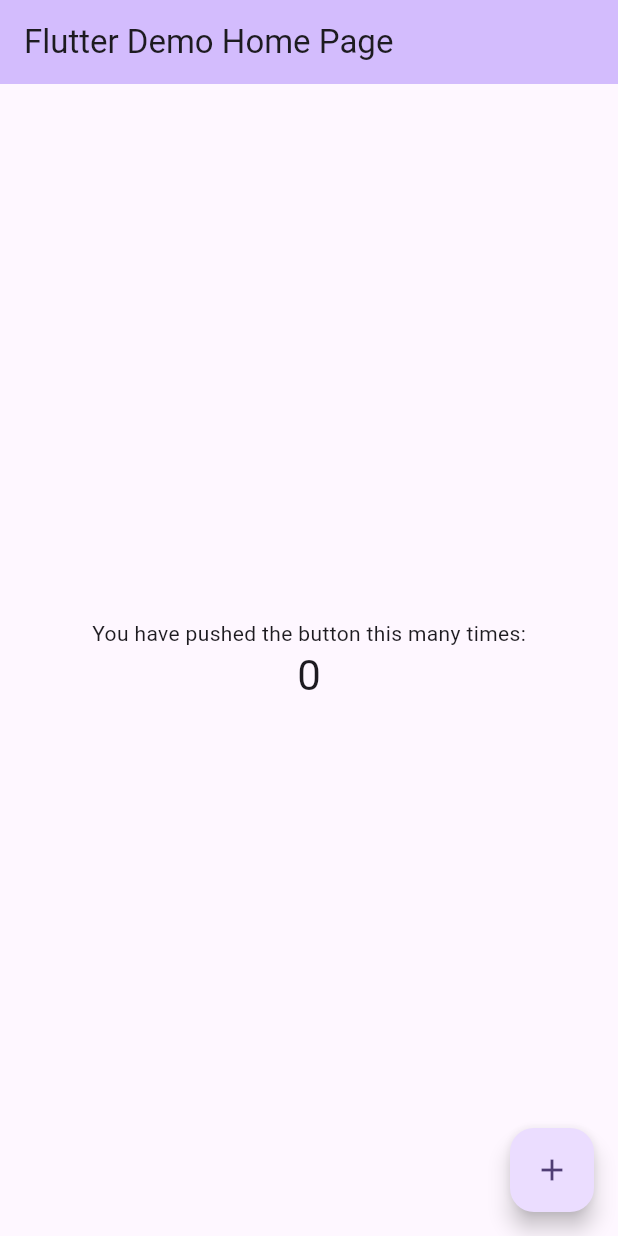
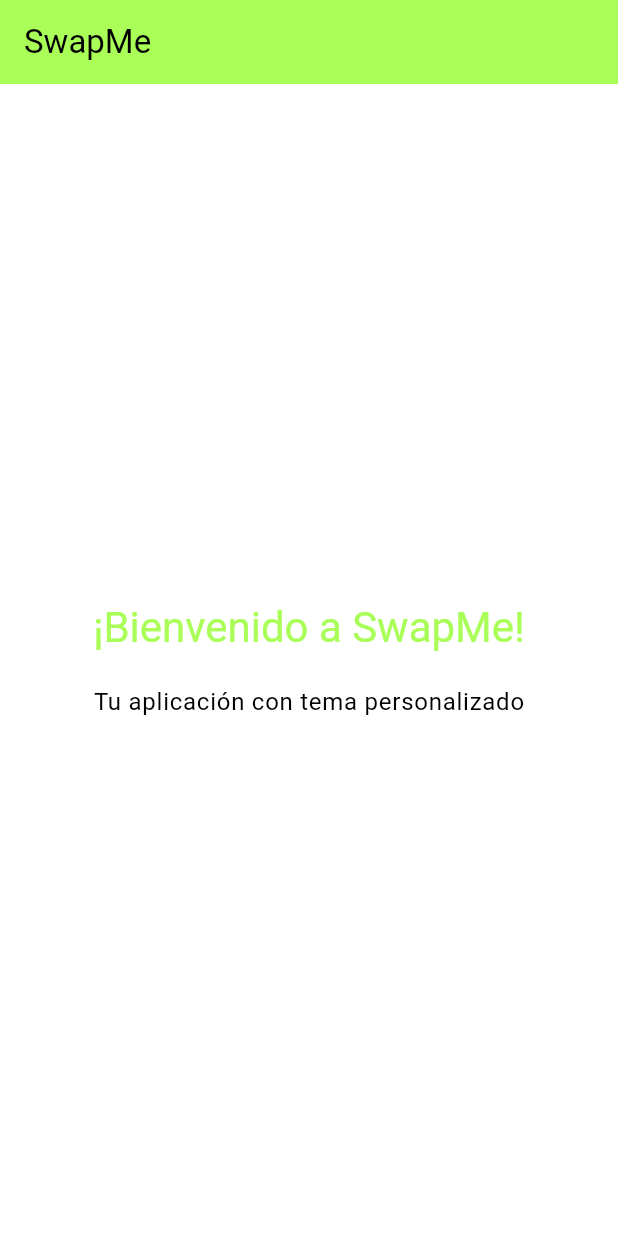
Before and after one commit to crycodex/swapme, a Flutter app: the screen it shows after launch, on a phone screen of 412 x 824 dp. Run offline on Flutter 3.47's test engine with Material 3 defaults, Android fonts, the phone set to English and light mode, and no system bars; our stand-ins replace flex_color_scheme.

Commit message:
Actualiza las dependencias de Flutter y agrega soporte para temas personalizados. Se incluye flex_color_scheme y flex_seed_scheme en pubspec.yaml y pubspec.lock. Se modifica main.dart para implementar un tema claro y oscuro utilizando AppTheme.

```diff
--- /dev/null
+++ b/lib/config/theme/theme_data.dart
@@ -0,0 +1,80 @@
+import 'package:flex_color_scheme/flex_color_scheme.dart';
+import 'package:flutter/cupertino.dart';
+import 'package:flutter/material.dart';
+/// The [AppTheme] defines light and dark themes for the app.
+///
+/// Theme setup for FlexColorScheme package v8.
+/// Use same major flex_color_scheme package version. If you use a
+/// lower minor version, some properties may not be supported.
+/// In that case, remove them after copying this theme to your
+/// app or upgrade the package to version 8.2.0.
+///
+/// Use it in a [MaterialApp] like this:
+///
+/// MaterialApp(
+///   theme: AppTheme.light,
+///   darkTheme: AppTheme.dark,
+/// );
+abstract final class AppTheme {
+  // The FlexColorScheme defined light mode ThemeData.
+  static ThemeData light = FlexThemeData.light(
+    // User defined custom colors made with FlexSchemeColor() API.
+    colors: const FlexSchemeColor(
+      primary: Color(0xFFA9FE58),
+      primaryContainer: Color(0xFFD0E4FF),
+      secondary: Color(0xFF6044FF),
+      secondaryContainer: Color(0xFF846FFF),
+      tertiary: Color(0xFFED9AFF),
+      tertiaryContainer: Color(0xFF95F0FF),
+      appBarColor: Color(0xFF846FFF),
+      error: Color(0xFFBA1A1A),
+      errorContainer: Color(0xFFFFDAD6),
+    ),
+    // Component theme configurations for light mode.
+    subThemesData: const FlexSubThemesData(
+      interactionEffects: true,
+      tintedDisabledControls: true,
+      useM2StyleDividerInM3: true,
+      inputDecoratorIsFilled: true,
+      inputDecoratorBorderType: FlexInputBorderType.outline,
+      alignedDropdown: true,
+      navigationRailUseIndicator: true,
+    ),
+    // Direct ThemeData properties.
+    visualDensity: FlexColorScheme.comfortablePlatformDensity,
+    cupertinoOverrideTheme: const CupertinoThemeData(applyThemeToAll: true),
+  );
+
+  // The FlexColorScheme defined dark mode ThemeData.
+  static ThemeData dark = FlexThemeData.dark(
+    // User defined custom colors made with FlexSchemeColor() API.
+    colors: const FlexSchemeColor(
+      primary: Color(0xFFA9FE58),
+      primaryContainer: Color(0xFF00325B),
+      primaryLightRef: Color(0xFF004881), // The color of light mode primary
+      secondary: Color(0xFF6044FF),
+      secondaryContainer: Color(0xFF846FFF),
+      secondaryLightRef: Color(0xFFAC3306), // The color of light mode secondary
+      tertiary: Color(0xFFED9AFF),
+      tertiaryContainer: Color(0xFF004E59),
+      tertiaryLightRef: Color(0xFF006875), // The color of light mode tertiary
+      appBarColor: Color(0xFF846FFF),
+      error: Color(0xFFFFB4AB),
+      errorContainer: Color(0xFF93000A),
+    ),
+    // Component theme configurations for dark mode.
+    subThemesData: const FlexSubThemesData(
+      interactionEffects: true,
+      tintedDisabledControls: true,
+      blendOnColors: true,
+      useM2StyleDividerInM3: true,
+      inputDecoratorIsFilled: true,
+      inputDecoratorBorderType: FlexInputBorderType.outline,
+      alignedDropdown: true,
+      navigationRailUseIndicator: true,
+    ),
+    // Direct ThemeData properties.
+    visualDensity: FlexColorScheme.comfortablePlatformDensity,
+    cupertinoOverrideTheme: const CupertinoThemeData(applyThemeToAll: true),
+  );
+}
--- a/lib/main.dart
+++ b/lib/main.dart
@@ -1,122 +1,57 @@
 import 'package:flutter/material.dart';
+// Importar la configuración de tema personalizada
+import 'config/theme/theme_data.dart';
 
 void main() {
   runApp(const MyApp());
 }
 
 class MyApp extends StatelessWidget {
-  const MyApp({super.key});
-
-  // This widget is the root of your application.
+  const MyApp({Key? key}) : super(key: key);
   @override
   Widget build(BuildContext context) {
     return MaterialApp(
-      title: 'Flutter Demo',
-      theme: ThemeData(
-        // This is the theme of your application.
-        //
-        // TRY THIS: Try running your application with "flutter run". You'll see
-        // the application has a purple toolbar. Then, without quitting the app,
-        // try changing the seedColor in the colorScheme below to Colors.green
-        // and then invoke "hot reload" (save your changes or press the "hot
-        // reload" button in a Flutter-supported IDE, or press "r" if you used
-        // the command line to start the app).
-        //
-        // Notice that the counter didn't reset back to zero; the application
-        // state is not lost during the reload. To reset the state, use hot
-        // restart instead.
-        //
-        // This works for code too, not just values: Most code changes can be
-        // tested with just a hot reload.
-        colorScheme: ColorScheme.fromSeed(seedColor: Colors.deepPurple),
-      ),
-      home: const MyHomePage(title: 'Flutter Demo Home Page'),
+      title: 'SwapMe',
+      // Usar el tema claro personalizado
+      theme: AppTheme.light,
+      // Usar el tema oscuro personalizado
+      darkTheme: AppTheme.dark,
+      // Usar tema oscuro o claro basado en la configuración del sistema
+      themeMode: ThemeMode.system,
+      home: const MyHomePage(),
     );
   }
 }
 
-class MyHomePage extends StatefulWidget {
-  const MyHomePage({super.key, required this.title});
-
-  // This widget is the home page of your application. It is stateful, meaning
-  // that it has a State object (defined below) that contains fields that affect
-  // how it looks.
-
-  // This class is the configuration for the state. It holds the values (in this
-  // case the title) provided by the parent (in this case the App widget) and
-  // used by the build method of the State. Fields in a Widget subclass are
-  // always marked "final".
-
-  final String title;
-
-  @override
-  State<MyHomePage> createState() => _MyHomePageState();
-}
-
-class _MyHomePageState extends State<MyHomePage> {
-  int _counter = 0;
-
-  void _incrementCounter() {
-    setState(() {
-      // This call to setState tells the Flutter framework that something has
-      // changed in this State, which causes it to rerun the build method below
-      // so that the display can reflect the updated values. If we changed
-      // _counter without calling setState(), then the build method would not be
-      // called again, and so nothing would appear to happen.
-      _counter++;
-    });
-  }
+class MyHomePage extends StatelessWidget {
+  const MyHomePage({Key? key}) : super(key: key);
 
   @override
   Widget build(BuildContext context) {
-    // This method is rerun every time setState is called, for instance as done
-    // by the _incrementCounter method above.
-    //
-    // The Flutter framework has been optimized to make rerunning build methods
-    // fast, so that you can just rebuild anything that needs updating rather
-    // than having to individually change instances of widgets.
     return Scaffold(
       appBar: AppBar(
-        // TRY THIS: Try changing the color here to a specific color (to
-        // Colors.amber, perhaps?) and trigger a hot reload to see the AppBar
-        // change color while the other colors stay the same.
-        backgroundColor: Theme.of(context).colorScheme.inversePrimary,
-        // Here we take the value from the MyHomePage object that was created by
-        // the App.build method, and use it to set our appbar title.
-        title: Text(widget.title),
+        title: const Text('SwapMe'),
+        backgroundColor: Theme.of(context).colorScheme.primary,
+        foregroundColor: Theme.of(context).colorScheme.onPrimary,
       ),
       body: Center(
-        // Center is a layout widget. It takes a single child and positions it
-        // in the middle of the parent.
         child: Column(
-          // Column is also a layout widget. It takes a list of children and
-          // arranges them vertically. By default, it sizes itself to fit its
-          // children horizontally, and tries to be as tall as its parent.
-          //
-          // Column has various properties to control how it sizes itself and
-          // how it positions its children. Here we use mainAxisAlignment to
-          // center the children vertically; the main axis here is the vertical
-          // axis because Columns are vertical (the cross axis would be
-          // horizontal).
-          //
-          // TRY THIS: Invoke "debug painting" (choose the "Toggle Debug Paint"
-          // action in the IDE, or press "p" in the console), to see the
-          // wireframe for each widget.
           mainAxisAlignment: MainAxisAlignment.center,
-          children: <Widget>[
-            const Text('You have pushed the button this many times:'),
+          children: [
             Text(
-              '$_counter',
-              style: Theme.of(context).textTheme.headlineMedium,
+              '¡Bienvenido a SwapMe!',
+              style: Theme.of(context).textTheme.headlineMedium?.copyWith(
+                color: Theme.of(context).colorScheme.primary,
+              ),
+            ),
+            const SizedBox(height: 20),
+            Text(
+              'Tu aplicación con tema personalizado',
+              style: Theme.of(context).textTheme.bodyLarge,
             ),
           ],
         ),
       ),
-      floatingActionButton: FloatingActionButton(
-        onPressed: _incrementCounter,
-        tooltip: 'Increment',
-        child: const Icon(Icons.add),
-      ), // This trailing comma makes auto-formatting nicer for build methods.
     );
   }
 }
--- a/pubspec.yaml
+++ b/pubspec.yaml
@@ -30,10 +30,10 @@ environment:
 dependencies:
   flutter:
     sdk: flutter
+  cupertino_icons: ^1.0.8
 
-  # The following adds the Cupertino Icons font to your application.
-  # Use with the CupertinoIcons class for iOS style icons.
-  cupertino_icons: ^1.0.8
+  #theme
+  flex_color_scheme: ^8.2.0
 
 dev_dependencies:
   flutter_test:
```
Also changed, not shown: lib/config/theme/color_data.dart (added, +105 -0 lines), pubspec.lock.
